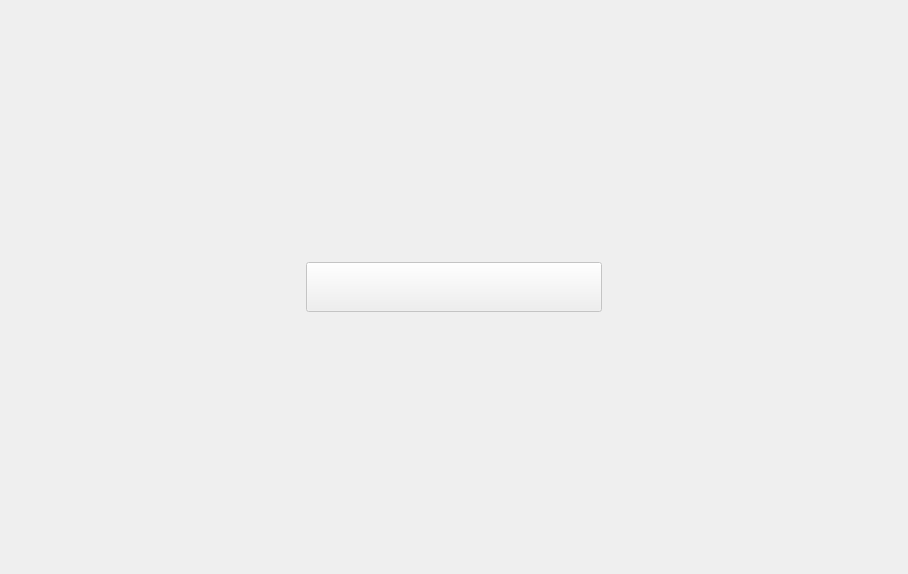
alfa-ryano/Brownian, file ui/intermediary.ui: the form before one commit.
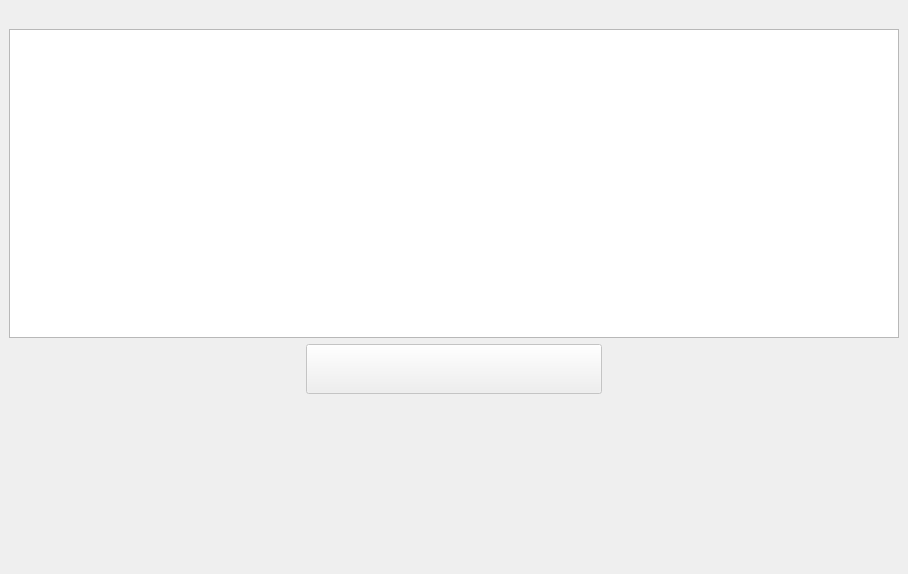
The form after the commit.

Commit message:
Add find and replace for parameterise instruction file
Add find and replace for parameterise instruction file

What changed in the file:
```diff
--- a/ui/intermediary.ui
+++ b/ui/intermediary.ui
@@ -16,9 +16,9 @@
   <widget class="QWidget" name="centralwidget">
    <layout class="QVBoxLayout" name="verticalLayout">
     <item>
-     <layout class="QVBoxLayout" name="verticalLayout_2" stretch="1,0,1">
+     <layout class="QVBoxLayout" name="verticalLayout_2" stretch="2,0,1">
       <item>
-       <layout class="QVBoxLayout" name="verticalLayout_3" stretch="0">
+       <layout class="QVBoxLayout" name="verticalLayout_3" stretch="0,0">
         <item>
          <widget class="QLabel" name="label_3">
           <property name="text">
@@ -26,6 +26,9 @@
           </property>
          </widget>
         </item>
+        <item>
+         <widget class="QTextEdit" name="text_edit_instruction"/>
+        </item>
        </layout>
       </item>
       <item>
```
Left out of the diff: 6 changed lines with no effect on the pictures. The commit also changes 10 other files.
